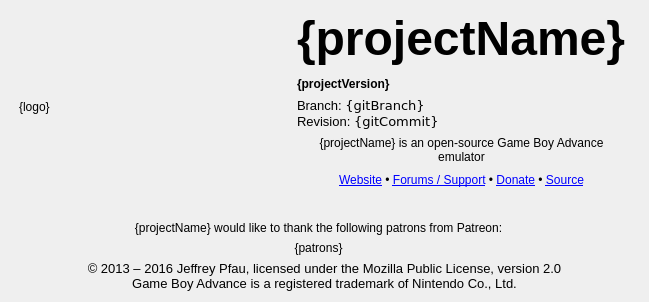
Old version of the form src/platform/qt/AboutScreen.ui in the repository mgba-emu/mgba.
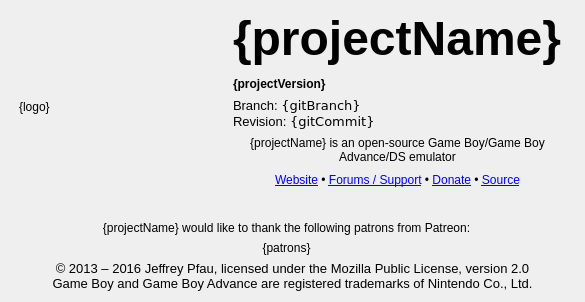
New version of the form.

The edit to the form file:
```diff
--- a/src/platform/qt/AboutScreen.ui
+++ b/src/platform/qt/AboutScreen.ui
@@ -84,7 +84,7 @@
      </property>
      <property name="text">
       <string>© 2013 – 2016 Jeffrey Pfau, licensed under the Mozilla Public License, version 2.0
-Game Boy Advance is a registered trademark of Nintendo Co., Ltd.</string>
+Game Boy and Game Boy Advance are registered trademarks of Nintendo Co., Ltd.</string>
      </property>
      <property name="alignment">
       <set>Qt::AlignCenter</set>
@@ -147,7 +147,7 @@
        </property>
        <property name="minimumSize">
         <size>
-         <width>256</width>
+         <width>192</width>
          <height>192</height>
         </size>
        </property>
@@ -174,7 +174,7 @@
    <item row="3" column="1">
     <widget class="QLabel" name="description">
      <property name="text">
-      <string>{projectName} is an open-source Game Boy Advance emulator</string>
+      <string>{projectName} is an open-source Game Boy/Game Boy Advance/DS emulator</string>
      </property>
      <property name="alignment">
       <set>Qt::AlignCenter</set>
```
